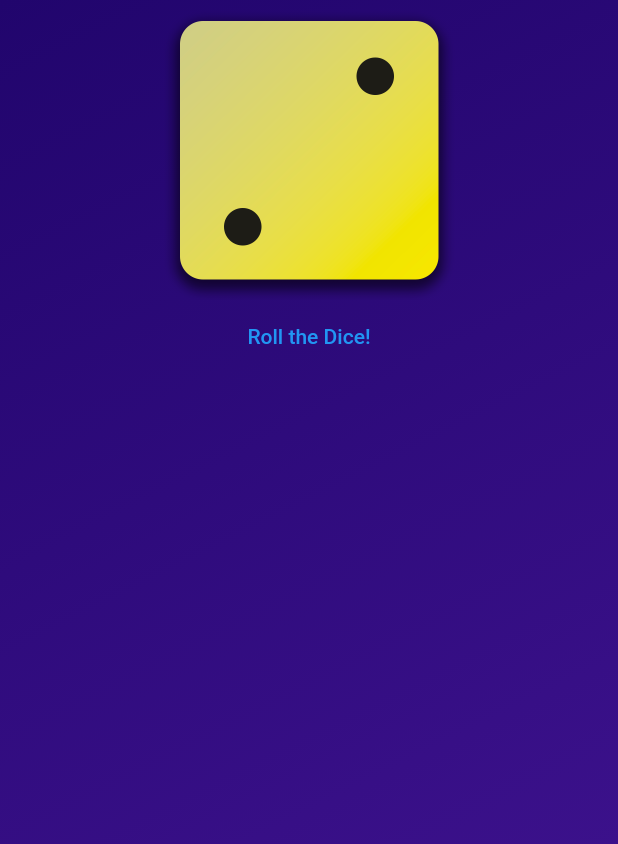
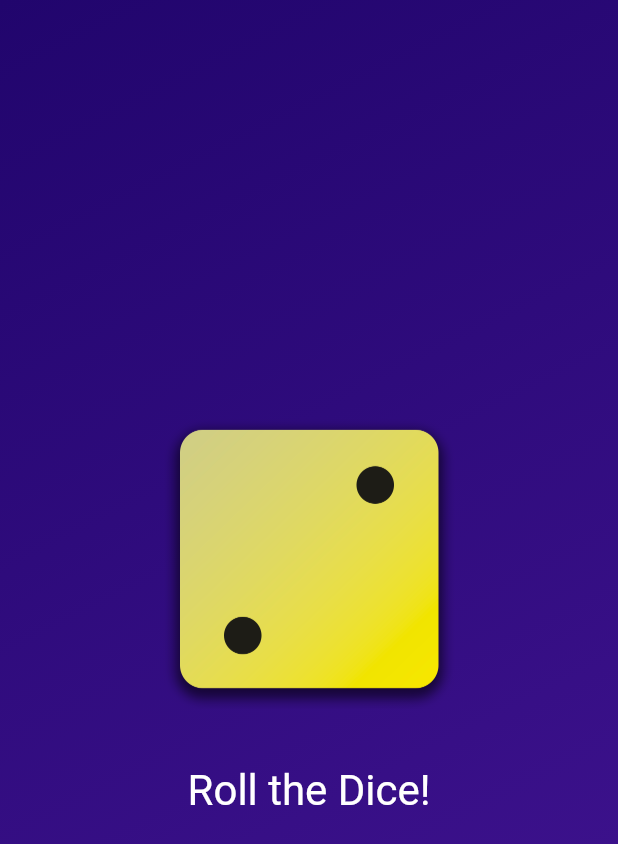
Before and after one commit to Masoud-z/Dice-Roller, a Flutter app: the screen it shows after launch, after a tap on "Roll the Dice!", on a phone screen of 412 x 824 dp. Shown: the top 844 px of the screen. Run offline on Flutter 3.47's test engine with Material 2 defaults, Android fonts, the phone set to English and light mode, and no system bars.

Commit message:
Add on pressed functionality to button in GradiantContainer

```diff
--- a/lib/grandiant_container.dart
+++ b/lib/grandiant_container.dart
@@ -4,10 +4,10 @@ const startAlignment = Alignment.topLeft;
 const endAlignment = Alignment.bottomRight;
 
 class GradiantContainer extends StatelessWidget {
-  const GradiantContainer(this.color1, this.color2,
+  GradiantContainer(this.color1, this.color2,
       {super.key, required this.colors});
 
-  const GradiantContainer.purple({super.key, required this.colors})
+  GradiantContainer.purple({super.key, required this.colors})
       : color1 = Colors.deepPurple,
         color2 = Colors.indigo;
 
@@ -15,8 +15,10 @@ class GradiantContainer extends StatelessWidget {
   final Color color1;
   final Color color2;
 
+  var activeDiceImage = 'assets/images/dice2.png';
+
   void rollDice() {
-
+    activeDiceImage = 'assets/images/dice4.png';
   }
 
   @override
@@ -31,13 +33,22 @@ class GradiantContainer extends StatelessWidget {
       ),
       child: Center(
         child: Column(
+          mainAxisSize: MainAxisSize.min,
           children: [
             Image.asset(
-              'assets/images/dice2.png',
+              activeDiceImage,
               width: 200,
             ),
+            const SizedBox(
+              height: 30,
+            ),
             TextButton(
-                onPressed: rollDice, child: const Text('Roll the Dice!')),
+                onPressed: rollDice,
+                style: TextButton.styleFrom(
+                  foregroundColor: Colors.white,
+                  textStyle: const TextStyle(fontSize: 28),
+                ),
+                child: const Text('Roll the Dice!')),
           ],
         ),
       ),
--- a/lib/main.dart
+++ b/lib/main.dart
@@ -4,13 +4,13 @@ import 'package:first_learning_app/grandiant_container.dart';
 
 void main() {
   runApp(
-    const MaterialApp(
+    MaterialApp(
       home: Scaffold(
         backgroundColor: Colors.white,
         body: GradiantContainer(
           Colors.deepPurple,
           Colors.indigo,
-          colors: [
+          colors: const [
             Color.fromARGB(255, 33, 5, 109),
             Color.fromARGB(255, 68, 21, 149),
           ],
```
